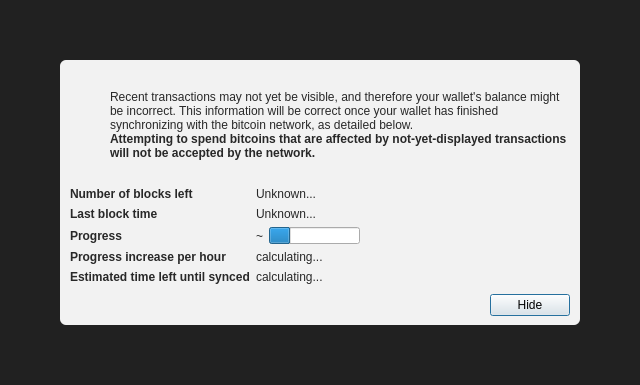
VeriConomy/vericoin, file src/qt/forms/modaloverlay.ui: the form before one commit.
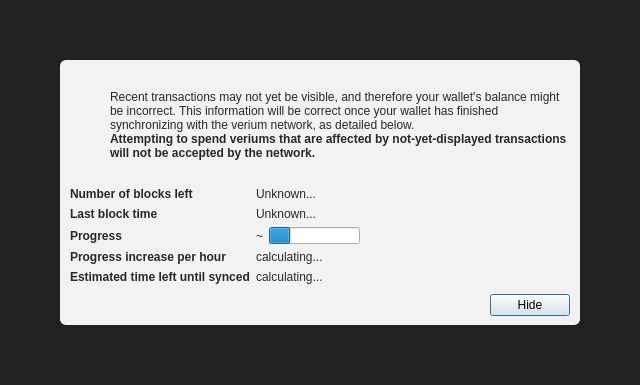
The form after the commit. Icons and pictures are not drawn. Custom widgets are drawn as their Qt base class.

Commit message: Replace verium / VRM / vrm in SRC

```diff
--- a/src/qt/forms/modaloverlay.ui
+++ b/src/qt/forms/modaloverlay.ui
@@ -130,7 +130,7 @@
              <item>
               <widget class="QLabel" name="infoText">
                <property name="text">
-                <string>Recent transactions may not yet be visible, and therefore your wallet's balance might be incorrect. This information will be correct once your wallet has finished synchronizing with the bitcoin network, as detailed below.</string>
+                <string>Recent transactions may not yet be visible, and therefore your wallet's balance might be incorrect. This information will be correct once your wallet has finished synchronizing with the verium network, as detailed below.</string>
                </property>
                <property name="textFormat">
                 <enum>Qt::RichText</enum>
@@ -149,7 +149,7 @@
                 </font>
                </property>
                <property name="text">
-                <string>Attempting to spend bitcoins that are affected by not-yet-displayed transactions will not be accepted by the network.</string>
+                <string>Attempting to spend veriums that are affected by not-yet-displayed transactions will not be accepted by the network.</string>
                </property>
                <property name="textFormat">
                 <enum>Qt::RichText</enum>
```
The commit also changes 144 other files.
